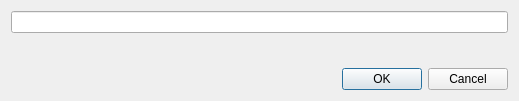
Before: the Qt Designer form src/GameRenameDialog.ui in brainstream/OPL-PC-Tools, drawn with Qt 5.
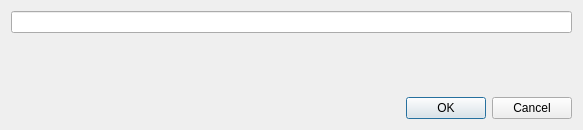
After: the same form once the commit is applied.

Commit message: Multi-game installation dialog

The edit to the form file:
```diff
--- a/src/GameRenameDialog.ui
+++ b/src/GameRenameDialog.ui
@@ -6,8 +6,8 @@
    <rect>
     <x>0</x>
     <y>0</y>
-    <width>519</width>
-    <height>101</height>
+    <width>583</width>
+    <height>130</height>
    </rect>
   </property>
   <property name="windowTitle">
```
The commit also changes 7 other files.
